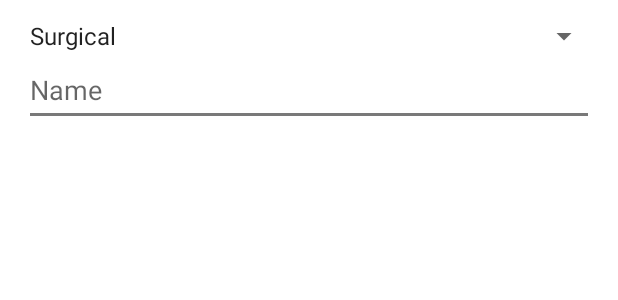
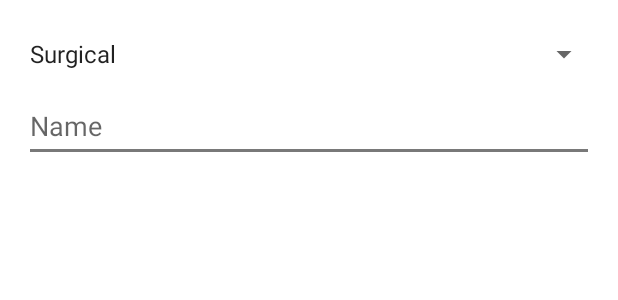
Before and after one commit to PLPeeters/MaskTimer, an Android app: the layout dialog_add_mask.xml on its own in the app's theme, with its tools: preview values and no code run, on a phone screen of 412 x 824 dp. Shown: the top 300 px of the screen. Run offline under Robolectric (Android 15) with nearby library versions, the phone set to English and light mode, and no system bars.

Commit message:
Fix theme issues

```diff
--- a/app/src/main/res/drawable/baseline_settings_24dp.xml
+++ b/app/src/main/res/drawable/baseline_settings_24dp.xml
@@ -1,4 +1,4 @@
 <?xml version="1.0" encoding="UTF-8" standalone="no"?>
-<vector xmlns:android="http://schemas.android.com/apk/res/android" android:height="24dp" android:viewportHeight="24.0" android:viewportWidth="24.0" android:width="24dp">
+<vector xmlns:android="http://schemas.android.com/apk/res/android" android:tint="?attr/appBarIconColor" android:height="24dp" android:viewportHeight="24.0" android:viewportWidth="24.0" android:width="24dp">
     <path android:fillColor="@android:color/white" android:pathData="M19.43,12.98c0.04,-0.32 0.07,-0.64 0.07,-0.98s-0.03,-0.66 -0.07,-0.98l2.11,-1.65c0.19,-0.15 0.24,-0.42 0.12,-0.64l-2,-3.46c-0.12,-0.22 -0.39,-0.3 -0.61,-0.22l-2.49,1c-0.52,-0.4 -1.08,-0.73 -1.69,-0.98l-0.38,-2.65C14.46,2.18 14.25,2 14,2h-4c-0.25,0 -0.46,0.18 -0.49,0.42l-0.38,2.65c-0.61,0.25 -1.17,0.59 -1.69,0.98l-2.49,-1c-0.23,-0.09 -0.49,0 -0.61,0.22l-2,3.46c-0.13,0.22 -0.07,0.49 0.12,0.64l2.11,1.65c-0.04,0.32 -0.07,0.65 -0.07,0.98s0.03,0.66 0.07,0.98l-2.11,1.65c-0.19,0.15 -0.24,0.42 -0.12,0.64l2,3.46c0.12,0.22 0.39,0.3 0.61,0.22l2.49,-1c0.52,0.4 1.08,0.73 1.69,0.98l0.38,2.65c0.03,0.24 0.24,0.42 0.49,0.42h4c0.25,0 0.46,-0.18 0.49,-0.42l0.38,-2.65c0.61,-0.25 1.17,-0.59 1.69,-0.98l2.49,1c0.23,0.09 0.49,0 0.61,-0.22l2,-3.46c0.12,-0.22 0.07,-0.49 -0.12,-0.64l-2.11,-1.65zM12,15.5c-1.93,0 -3.5,-1.57 -3.5,-3.5s1.57,-3.5 3.5,-3.5 3.5,1.57 3.5,3.5 -1.57,3.5 -3.5,3.5z"/>
 </vector>
--- a/app/src/main/res/layout/dialog_add_mask.xml
+++ b/app/src/main/res/layout/dialog_add_mask.xml
@@ -10,6 +10,7 @@
         android:layout_height="wrap_content"
         android:layout_marginTop="12dp"
         android:layout_marginHorizontal="12dp"
+        android:minHeight="48dp"
         android:ems="10"
         android:prompt="@string/mask_type"
         android:spinnerMode="dropdown"
--- a/app/src/main/res/values-night/themes.xml
+++ b/app/src/main/res/values-night/themes.xml
@@ -7,10 +7,12 @@
         <item name="colorOnPrimary">@color/black</item>
         <!-- Secondary brand color. -->
         <item name="colorSecondary">@color/secondary_color</item>
-        <item name="colorSecondaryVariant">@color/secondary_color</item>
+        <item name="colorSecondaryVariant">@color/secondary_dark_color</item>
         <item name="colorOnSecondary">@color/white</item>
         <!-- Status bar color. -->
         <item name="android:statusBarColor" tools:targetApi="l">?attr/colorPrimaryVariant</item>
         <!-- Customize your theme here. -->
+        <item name="toolbarStyle">@style/Theme.MaskTimer.Toolbar</item>
+        <item name="appBarIconColor">@color/black</item>
     </style>
 </resources>
--- /dev/null
+++ b/app/src/main/res/values/attrs.xml
@@ -0,0 +1,4 @@
+<?xml version="1.0" encoding="utf-8"?>
+<resources>
+    <attr name="appBarIconColor" format="reference" />
+</resources>
--- a/app/src/main/res/values/themes.xml
+++ b/app/src/main/res/values/themes.xml
@@ -13,10 +13,10 @@
         <item name="android:statusBarColor" tools:targetApi="l">?attr/colorPrimaryVariant</item>
         <!-- Customize your theme here. -->
         <item name="toolbarStyle">@style/Theme.MaskTimer.Toolbar</item>
+        <item name="appBarIconColor">@color/black</item>
     </style>
 
-    <style name="Theme.MaskTimer.Toolbar" parent="Widget.MaterialComponents.Toolbar">
-        <item name="titleTextColor">@color/black</item>
-        <item name="color">@color/primary_color</item>-->
+    <style name="Theme.MaskTimer.Toolbar" parent="Widget.MaterialComponents.Toolbar.Primary">
+        <item name="color">@color/primary_color</item>
     </style>
 </resources>
```
